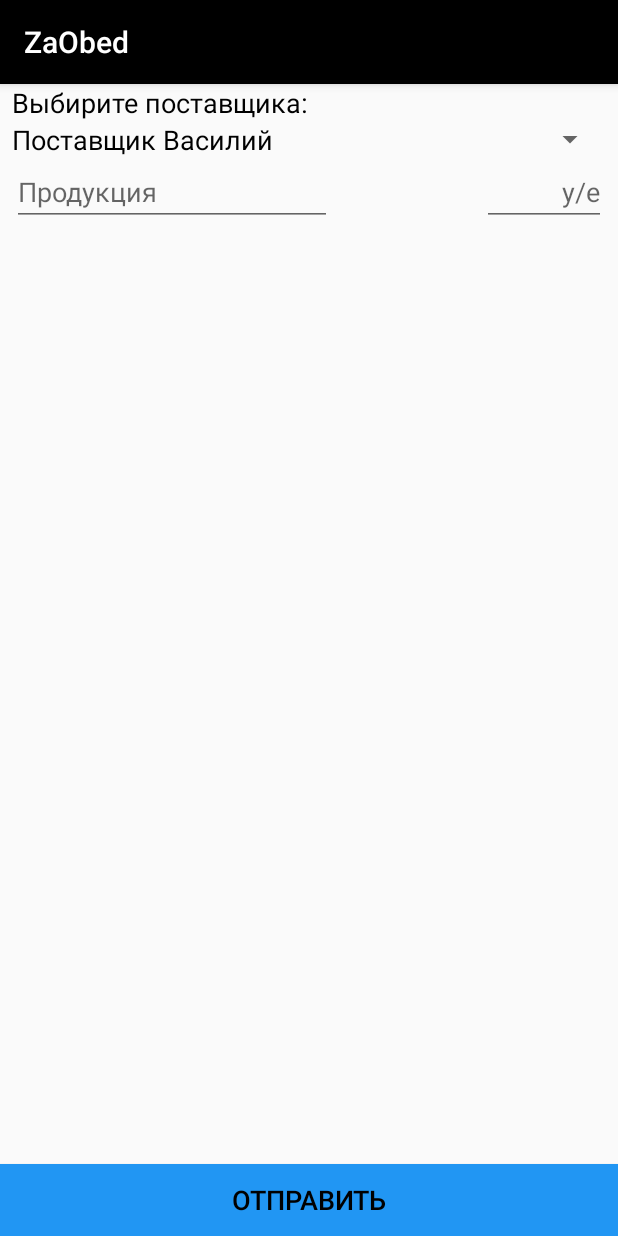
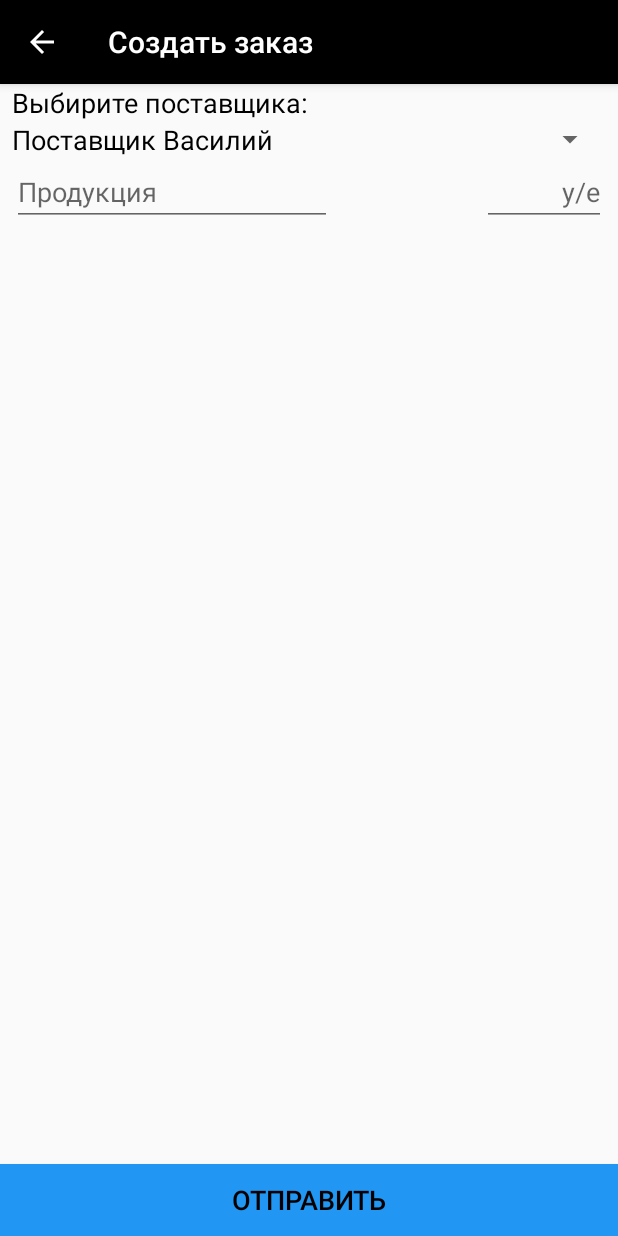
Before and after one commit to SHADESAVE/ZaObed, an Android app: the fragment RequestFragment placed in its activity, on a phone screen of 412 x 824 dp. Run offline under Robolectric (Android 15) with nearby library versions, the phone set to English and light mode, and no system bars; 2 statements that could not run were skipped.

Commit message:
added advanced action bar

```diff
--- a/ZaObed/app/src/main/java/com/example/zaobed/MainActivity.kt
+++ b/ZaObed/app/src/main/java/com/example/zaobed/MainActivity.kt
@@ -2,7 +2,13 @@ package com.example.zaobed
 
 import android.support.v7.app.AppCompatActivity
 import android.os.Bundle
+import android.view.Menu
+import android.view.MenuItem
 import com.example.zaobed.fragments.OrdersFragment
+
+
+
+
 
 class MainActivity : AppCompatActivity() {
 
@@ -15,4 +21,15 @@ class MainActivity : AppCompatActivity() {
             OrdersFragment()
         ).commit()
     }
+
+    override fun onSupportNavigateUp(): Boolean {
+        onBackPressed()
+        return true
+    }
+
+    override fun onCreateOptionsMenu(menu: Menu?): Boolean {
+        if (menu != null)
+        menuInflater.inflate(R.menu.menu_main, menu)
+        return super.onCreateOptionsMenu(menu)
+    }
 }
--- a/ZaObed/app/src/main/java/com/example/zaobed/OrdersAdapter.kt
+++ b/ZaObed/app/src/main/java/com/example/zaobed/OrdersAdapter.kt
@@ -10,6 +10,7 @@ import android.view.LayoutInflater
 import android.view.View
 import android.view.ViewGroup
 import android.widget.TextView
+import com.example.zaobed.model.response.GetTestData
 import com.example.zaobed.model.response.OrderDada
 import com.example.zaobed.model.response.OrdersData
 import kotlinx.android.synthetic.main.recycler_view_order.view.*
@@ -18,13 +19,19 @@ class OrdersAdapter(): RecyclerView.Adapter<OrdersHolder>() {
 
 //    private val productList: List<OrderDada> = listOf()
 //    private val orders: MutableList<OrdersData> = mutableListOf(OrdersData(2, "Vasya", productList))
-    private val orders: MutableList<OrdersData> = mutableListOf()
+//    private val orders: MutableList<OrdersData> = mutableListOf()
+private val orders: MutableList<GetTestData> = mutableListOf()
 
-    fun setOrders(ordersList: List<OrdersData>) {
-        this.orders.clear()
-        this.orders.addAll(ordersList)
-        notifyDataSetChanged()
-    }
+//    fun setOrders(ordersList: List<OrdersData>) {
+//        this.orders.clear()
+//        this.orders.addAll(ordersList)
+//        notifyDataSetChanged()
+//    }
+fun setOrders(ordersList: List<GetTestData>) {
+    this.orders.clear()
+    this.orders.addAll(ordersList)
+    notifyDataSetChanged()
+}
 
     override fun onCreateViewHolder(parent: ViewGroup, p1: Int): OrdersHolder {
         val itemView = LayoutInflater.from(parent.context).inflate(R.layout.recycler_view_order, parent, false)
@@ -39,21 +46,25 @@ class OrdersAdapter(): RecyclerView.Adapter<OrdersHolder>() {
 }
 
 class OrdersHolder(itemView: View): RecyclerView.ViewHolder(itemView) {
-    fun bind(ordersData: OrdersData) {
-        itemView.textViewName.text = ordersData.name
-        itemView.textViewDate.text = "Дата отправки: "+ordersData.date
-        itemView.textViewStatus.text = ordersData.status
+    fun bind(ordersData: GetTestData) {
+//        itemView.textViewName.text = ordersData.name
+        itemView.textViewName.text = "Поставщик 1"
+//        itemView.textViewDate.text = "Дата отправки: "+ordersData.date
+        itemView.textViewDate.text = "Дата отправки: 12:22 13.02.2019"
+//        itemView.textViewStatus.text = ordersData.status
+        itemView.textViewStatus.text = "В обработке"
         var products: String = ""
         var value: String = ""
         var price: String = ""
-        for (i in 0 until ordersData.products.size) {
-            products += ordersData.products[i].product + "\n"
-            value += ordersData.products[i].value.toString() + "шт\n"
-            price += ordersData.products[i].price + "руб\n"
-        }
+//        for (i in 0 until ordersData.products.size) {
+//            products += ordersData.products[i].product + "\n"
+//            value += ordersData.products[i].value.toString() + "шт\n"
+//            price += ordersData.products[i].price + "руб\n"
+//        }
         itemView.productsText.text = products
         itemView.valueText.text = value
-        if (ordersData.status.equals("Принят")) {
+        if (itemView.textViewStatus.text.equals("Принят") ) {
+//        if (ordersData.status.equals("Принят")) {
             itemView.priceText.text = price
             itemView.textViewStatus.setTextColor(Color.rgb(5, 166, 45))
         }
--- a/ZaObed/app/src/main/java/com/example/zaobed/fragments/OrdersFragment.kt
+++ b/ZaObed/app/src/main/java/com/example/zaobed/fragments/OrdersFragment.kt
@@ -6,11 +6,14 @@ import android.support.v4.widget.SwipeRefreshLayout
 import android.support.v7.widget.LinearLayoutManager
 import android.support.v7.widget.RecyclerView
 import android.view.LayoutInflater
+import android.view.Menu
 import android.view.View
 import android.view.ViewGroup
 import com.example.zaobed.App
+import com.example.zaobed.MainActivity
 import com.example.zaobed.R
 import com.example.zaobed.OrdersAdapter
+import com.example.zaobed.model.response.GetTestData
 import com.example.zaobed.model.response.OrderDada
 import com.example.zaobed.model.response.OrdersData
 import com.example.zaobed.presenter.OrdersPresenter
@@ -41,6 +44,9 @@ class OrdersFragment: Fragment(), OrdersView{
         val recyclerView: RecyclerView = view.findViewById(R.id.order_recycler_view) as RecyclerView
 //        val swipeRefresh: SwipeRefreshLayout = view.findViewById(R.id.swipe_container)
 
+
+        (activity as MainActivity).supportActionBar!!.title = "Список заказов"
+        (activity as MainActivity).supportActionBar!!.setDisplayHomeAsUpEnabled(false)
 
         fab.setOnClickListener { _ ->
             activity!!.supportFragmentManager.beginTransaction().replace(
@@ -77,7 +83,10 @@ class OrdersFragment: Fragment(), OrdersView{
         return view
     }
 
-    override fun showOrders(ordersList: List<OrdersData>) {
+//    override fun showOrders(ordersList: List<OrdersData>) {
+//        adapter.setOrders(ordersList)
+//    }
+    override fun showOrders2(ordersList: List<GetTestData>) {
         adapter.setOrders(ordersList)
     }
 }
--- a/ZaObed/app/src/main/java/com/example/zaobed/fragments/RequestFragment.kt
+++ b/ZaObed/app/src/main/java/com/example/zaobed/fragments/RequestFragment.kt
@@ -6,7 +6,9 @@ import android.view.LayoutInflater
 import android.view.View
 import android.view.ViewGroup
 import android.support.v7.app.AppCompatActivity
+import android.view.Menu
 import android.widget.*
+import com.example.zaobed.MainActivity
 import com.example.zaobed.R
 import com.example.zaobed.model.response.OrderDada
 import com.example.zaobed.presenter.OrdersPresenter
@@ -16,7 +18,14 @@ import java.util.*
 import java.util.concurrent.TimeUnit
 
 
+
+
 class RequestFragment: Fragment(){
+
+    override fun onCreate(savedInstanceState: Bundle?) {
+        super.onCreate(savedInstanceState)
+        setHasOptionsMenu(true)
+    }
 
     var name: String = ""
 
@@ -38,6 +47,10 @@ class RequestFragment: Fragment(){
         val view = inflater.inflate(R.layout.fragment_request, container, false)
         val button: Button = view.findViewById(R.id.buttonSend)
         val spinner: Spinner = view.findViewById(R.id.spinner)
+
+        (activity as MainActivity).supportActionBar!!.title = "Создать заказ"
+        (activity as MainActivity).supportActionBar!!.setDisplayHomeAsUpEnabled(true)
+
 
         val itemList = arrayOf("Поставщик Василий", "Поставщик Виталий", "Поставщик Володя")
         val arrayAdapter = ArrayAdapter(context!!, R.layout.spinner_item, itemList)
@@ -91,5 +104,8 @@ class RequestFragment: Fragment(){
         return view
     }
 
-
+    override fun onPrepareOptionsMenu(menu: Menu?) {
+        menu!!.findItem(R.id.action_fav).isVisible = false
+        super.onPrepareOptionsMenu(menu)
+    }
 }
--- a/ZaObed/app/src/main/java/com/example/zaobed/model/api/Api.kt
+++ b/ZaObed/app/src/main/java/com/example/zaobed/model/api/Api.kt
@@ -1,5 +1,6 @@
 package com.example.zaobed.model.api
 
+import com.example.zaobed.model.response.GetTestData
 import com.example.zaobed.model.response.OrdersData
 import okhttp3.RequestBody
 import okhttp3.Response
@@ -11,9 +12,18 @@ import retrofit2.http.POST
 
 interface Api {
 
-    @GET("getorders")
+//    @GET("/orders")
+//    fun getAllOrders(): Call<List<OrdersData>>
+//
+//    @POST("/add")
+//    fun postOrder(@Body request: RequestBody): Call<Boolean>
+
+    @GET("/orders")
+    fun getAllOrders2(): Call<List<GetTestData>>
+
+    @GET("/orders")
     fun getAllOrders(): Call<List<OrdersData>>
 
-    @POST("postorder")
+    @POST("/add")
     fun postOrder(@Body request: RequestBody): Call<Boolean>
 }
--- /dev/null
+++ b/ZaObed/app/src/main/java/com/example/zaobed/model/response/GetTestData.kt
@@ -0,0 +1,6 @@
+package com.example.zaobed.model.response
+
+data class GetTestData (
+    val foo: String,
+    val bar: Int
+)
--- /dev/null
+++ b/ZaObed/app/src/main/java/com/example/zaobed/model/response/PostTestData.kt
@@ -0,0 +1,7 @@
+package com.example.zaobed.model.response
+
+data class PostTestData (
+    val id: Double,
+    val name: String,
+    val value: Double
+)
--- a/ZaObed/app/src/main/java/com/example/zaobed/presenter/OrdersPresenter.kt
+++ b/ZaObed/app/src/main/java/com/example/zaobed/presenter/OrdersPresenter.kt
@@ -7,6 +7,7 @@ import android.widget.Toast
 import com.example.zaobed.App
 import com.example.zaobed.R
 import com.example.zaobed.model.api.Api
+import com.example.zaobed.model.response.GetTestData
 import com.example.zaobed.model.response.OrderDada
 import com.example.zaobed.model.response.OrdersData
 import okhttp3.MediaType
@@ -27,8 +28,7 @@ class OrdersPresenter() {
     fun bindView(view: OrdersView, context: Context) {
         this.context = context
         this.view = view
-//        updateOrders()
-        updaOrd()
+        updateOrders2()
     }
 
     private fun updateOrders() {
@@ -54,8 +54,35 @@ class OrdersPresenter() {
                     val ordersList = response.body()
 
                     if (ordersList != null) {
-                        view?.showOrders(ordersList!!)
+                        //view?.showOrders(ordersList!!)
                     }
+                    dialog.dismiss()
+                }
+            })
+    }
+
+    private fun updateOrders2() {
+
+        val dialog = createDialog()
+        dialog.show()
+
+        val app = App()
+        app.create()
+            .getAllOrders2()
+            .enqueue(object : Callback<List<GetTestData>> {
+                override fun onFailure(call: Call<List<GetTestData>>, t: Throwable) {
+
+                    dialog.dismiss()
+                    val toast = Toast.makeText(
+                        context,
+                        "Ошибка соединения с сервером.", Toast.LENGTH_SHORT
+                    )
+                    toast.show()
+                }
+
+                override fun onResponse(call: Call<List<GetTestData>>, response: Response<List<GetTestData>>) {
+                    val ordersList = response.body()
+                    //view?.showOrders(ordersList!!)
                     dialog.dismiss()
                 }
             })
@@ -116,7 +143,7 @@ class OrdersPresenter() {
             OrdersData(3, "Поставщик Продуктов", "11:10 04.03.2020", "В обработке", productList3),
             OrdersData(0, "Поставщик Которого-Нет-И-Не-Будет", "20:21 10.10.2020", "В обработке",productList4)
         )
-        view?.showOrders(OrdersList)
+        //view?.showOrders(OrdersList)
     }
 
     fun postOrder(jsonObject: JSONObject, context: Context) {
--- a/ZaObed/app/src/main/java/com/example/zaobed/presenter/OrdersView.kt
+++ b/ZaObed/app/src/main/java/com/example/zaobed/presenter/OrdersView.kt
@@ -1,7 +1,9 @@
 package com.example.zaobed.presenter
 
+import com.example.zaobed.model.response.GetTestData
 import com.example.zaobed.model.response.OrdersData
 
 interface OrdersView {
-    fun showOrders(ordersList: List<OrdersData>)
+    //fun showOrders(ordersList: List<OrdersData>)
+    fun showOrders2(ordersList: List<GetTestData>)
 }
--- /dev/null
+++ b/ZaObed/app/src/main/res/drawable/ic_refresh_white_24dp.xml
@@ -0,0 +1,5 @@
+<vector android:height="24dp" android:tint="#FFFFFF"
+    android:viewportHeight="24.0" android:viewportWidth="24.0"
+    android:width="24dp" xmlns:android="http://schemas.android.com/apk/res/android">
+    <path android:fillColor="#FF000000" android:pathData="M17.65,6.35C16.2,4.9 14.21,4 12,4c-4.42,0 -7.99,3.58 -7.99,8s3.57,8 7.99,8c3.73,0 6.84,-2.55 7.73,-6h-2.08c-0.82,2.33 -3.04,4 -5.65,4 -3.31,0 -6,-2.69 -6,-6s2.69,-6 6,-6c1.66,0 3.14,0.69 4.22,1.78L13,11h7V4l-2.35,2.35z"/>
+</vector>
--- /dev/null
+++ b/ZaObed/app/src/main/res/menu/menu_main.xml
@@ -0,0 +1,11 @@
+<?xml version="1.0" encoding="utf-8"?>
+<menu xmlns:android="http://schemas.android.com/apk/res/android"
+      xmlns:app="http://schemas.android.com/apk/res-auto"
+      xmlns:tools="http://schemas.android.com/tools"
+      tools:context=".MainActivity">
+    <item
+            android:id="@+id/action_fav"
+            android:icon="@drawable/ic_refresh_white_24dp"
+            app:showAsAction="ifRoom|withText"
+            android:title="Обновить"/>
+</menu>
```
